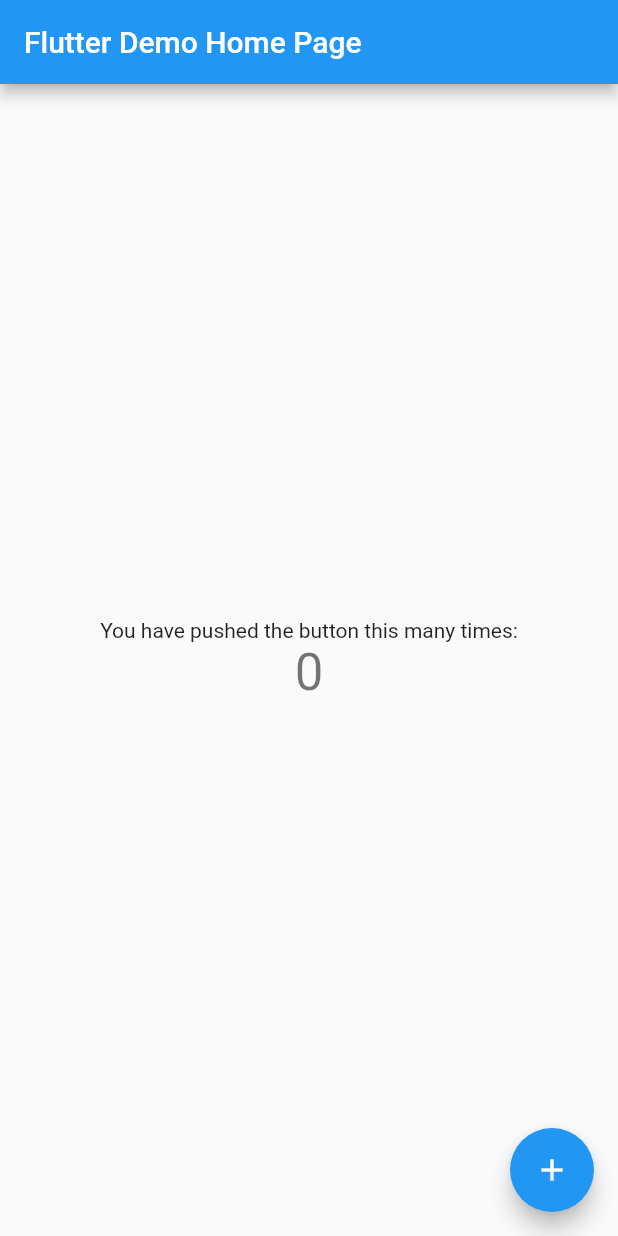
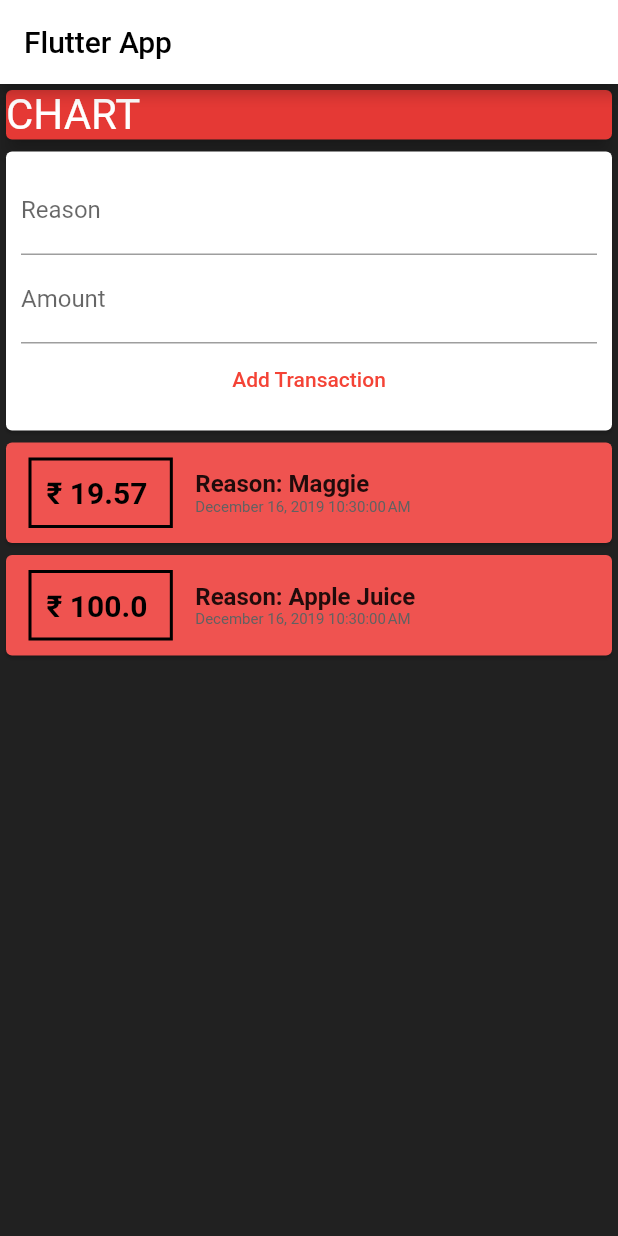
Before and after one commit to Ansinha02/expense_planner, a Flutter app: the screen it shows after launch, on a phone screen of 412 x 824 dp. Run offline on Flutter 3.47's test engine with Material 2 defaults, Android fonts, the phone set to English and light mode, and no system bars.

Commit message:
Commiting before splitting the main widget.

```diff
--- a/lib/main.dart
+++ b/lib/main.dart
@@ -1,71 +1,152 @@
 import 'package:flutter/material.dart';
+import 'package:intl/intl.dart';
+
+import './transaction.dart';
 
 void main() => runApp(MyApp());
 
 class MyApp extends StatelessWidget {
-
   @override
   Widget build(BuildContext context) {
     return MaterialApp(
-      title: 'Flutter Demo',
-      theme: ThemeData(
-
-        primarySwatch: Colors.blue,
-      ),
-      home: MyHomePage(title: 'Flutter Demo Home Page'),
+      title: 'Flutter App',
+      home: MyHomePage(),
     );
   }
 }
 
-class MyHomePage extends StatefulWidget {
-  MyHomePage({Key key, this.title}) : super(key: key);
+class MyHomePage extends StatelessWidget {
+  final List<Transaction> transactions = [
+    Transaction(
+      id: 'TR001',
+      title: 'Maggie',
+      amount: 19.57,
+      date: DateTime.now(),
+    ),
+    Transaction(
+      id: 'TR002',
+      title: 'Apple Juice',
+      amount: 100.00,
+      date: DateTime.now(),
+    ),
+  ];
 
+  // String titleInput;
+  // String amountInput;
 
-
-  final String title;
-
-  @override
-  _MyHomePageState createState() => _MyHomePageState();
-}
-
-class _MyHomePageState extends State<MyHomePage> {
-  int _counter = 0;
-
-  void _incrementCounter() {
-    setState(() {
-
-      _counter++;
-    });
-  }
+  final titleController = TextEditingController();
+  final amountController = TextEditingController();
 
   @override
   Widget build(BuildContext context) {
-
     return Scaffold(
+      backgroundColor: Colors.grey[900],
       appBar: AppBar(
-
-        title: Text(widget.title),
+        backgroundColor: Colors.white,
+        title: Text(
+          "Flutter App",
+          style: TextStyle(color: Colors.black),
         ),
-      body: Center(
-
+      ),
+      body: Column(
+        // mainAxisAlignment: MainAxisAlignment.spaceAround,
+        children: [
+          Container(
+            width: double.infinity,
+            child: Card(
+              color: Colors.red[600],
+              child: Text(
+                "CHART",
+                style: TextStyle(fontSize: 28, color: Colors.white),
+              ),
+              elevation: 5,
+            ),
+          ),
+          Card(
+            child: Container(
+              padding: EdgeInsets.all(10),
               child: Column(
-
-          mainAxisAlignment: MainAxisAlignment.center,
+                children: <Widget>[
+                  TextField(
+                    autocorrect: true,
+                    cursorColor: Colors.red,
+                    decoration: InputDecoration(labelText: 'Reason'),
+                    //This is another way to do the same thing as the below one
+                    controller: titleController,
+                    //This is one way to save data from inputField on UI to a variable
+                    //in the code
+                    // onChanged: (value) {
+                    //   titleInput = value;
+                    // },
+                  ),
+                  TextField(
+                    cursorColor: Colors.red,
+                    decoration: InputDecoration(labelText: 'Amount'),
+                    controller: amountController,
+                    // onChanged: (value) => amountInput = value ,
+                  ),
+                  FlatButton(
+                    child: Text("Add Transaction",
+                    style: TextStyle(color: Colors.red),),
+                    onPressed: () {
+                      debugPrint(titleController.text);
+                      debugPrint(amountController.text);
+                    },
+                  )
+                ],
+              ),
+            ),
+          ),
+          Column(
+            children: transactions.map((txn) {
+              return Card(
+                  color: Colors.red[400],
+                  child: Row(
+                    children: <Widget>[
+                      Container(
+                        padding: EdgeInsets.all(10),
+                        margin: EdgeInsets.symmetric(
+                          vertical: 10,
+                          horizontal: 15,
+                        ),
+                        decoration: BoxDecoration(
+                          border: Border.all(
+                            color: Colors.black,
+                            style: BorderStyle.solid,
+                            width: 2,
+                          ),
+                        ),
+                        child: Text(
+                          "₹ ${txn.amount} ",
+                          style: TextStyle(
+                            fontWeight: FontWeight.bold,
+                            fontSize: 20,
+                            color: Colors.black,
+                          ),
+                        ),
+                      ),
+                      Column(
+                        crossAxisAlignment: CrossAxisAlignment.start,
                         children: <Widget>[
                           Text(
-              'You have pushed the button this many times:',
+                            "Reason: " + txn.title,
+                            style: TextStyle(
+                                fontWeight: FontWeight.bold, fontSize: 16),
                           ),
                           Text(
-              '$_counter',
-              style: Theme.of(context).textTheme.display1,
+                            DateFormat().format(txn.date),
+                            style: TextStyle(
+                              fontSize: 10,
+                              color: Colors.grey[700],
+                            ),
                           ),
                         ],
                       ),
-      ),
-      floatingActionButton: FloatingActionButton(
-        onPressed: _incrementCounter,
-        tooltip: 'Increment',
-        child: Icon(Icons.add),
+                    ],
+                  ));
+            }).toList(),
+          )
+        ],
       ),
     );
   }
--- /dev/null
+++ b/lib/transaction.dart
@@ -0,0 +1,15 @@
+import 'package:flutter/material.dart';
+
+class Transaction {
+  final String id;
+  final String title;
+  final double amount;
+  final DateTime date;
+
+  Transaction({
+    @required this.id,
+    @required this.title,
+    @required this.amount,
+    @required this.date,
+  });
+}
--- a/pubspec.yaml
+++ b/pubspec.yaml
@@ -19,6 +19,7 @@ environment:
 dependencies:
   flutter:
     sdk: flutter
+  intl: ^0.16.0
 
   # The following adds the Cupertino Icons font to your application.
   # Use with the CupertinoIcons class for iOS style icons.
```
Also changed, not shown: pubspec.lock. Lines whose indentation alone changed are shown as unchanged.
